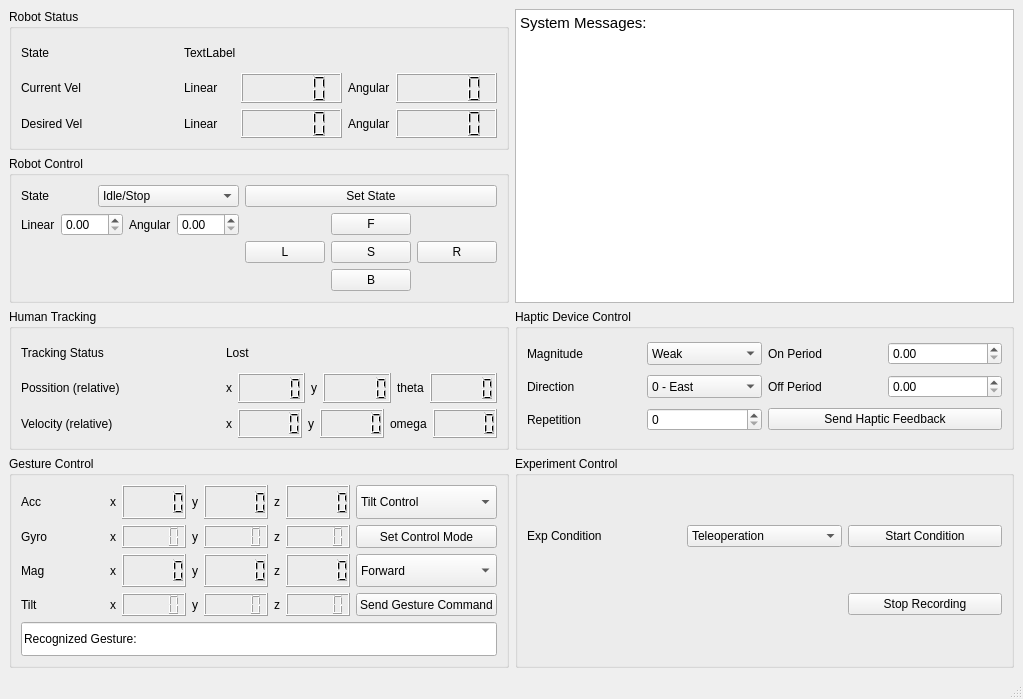
The window that ui/exp_main_window.ui (yuhangc/ford_project) describes before a commit, drawn with Qt 5.
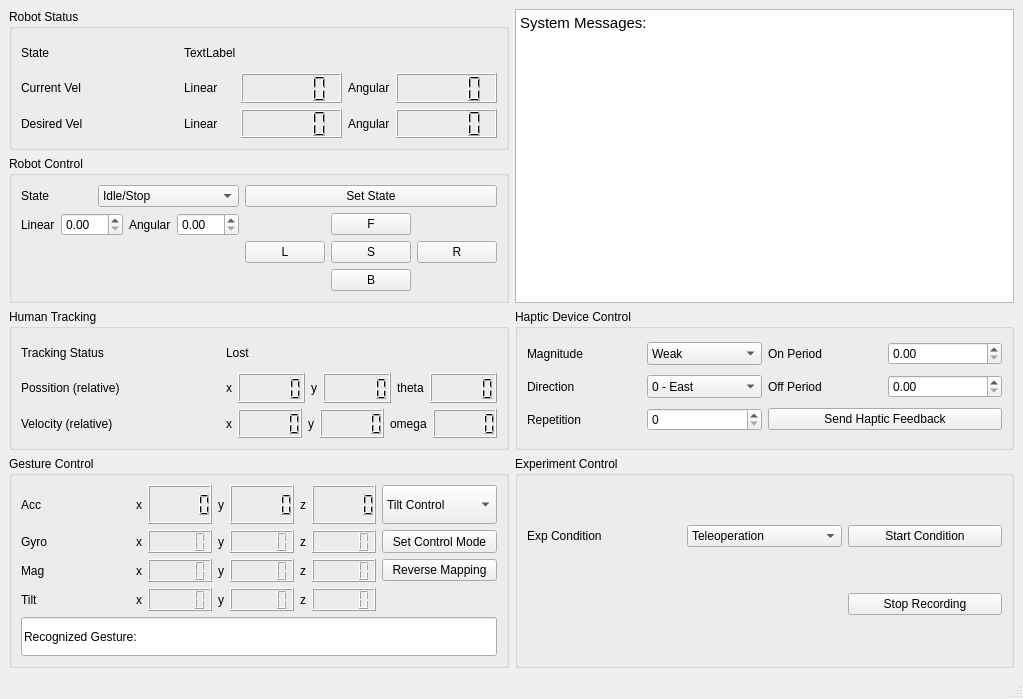
The same window after the commit.

Commit message: re-calibrated the gopro camera with 1440p view, added function to reverse the mapping for teleoperating turtlebot

```diff
--- a/ui/exp_main_window.ui
+++ b/ui/exp_main_window.ui
@@ -1033,59 +1033,6 @@
          </property>
         </widget>
        </item>
-       <item row="2" column="2">
-        <widget class="QComboBox" name="combo_gesture_cmd">
-         <property name="sizePolicy">
-          <sizepolicy hsizetype="Preferred" vsizetype="Preferred">
-           <horstretch>0</horstretch>
-           <verstretch>1</verstretch>
-          </sizepolicy>
-         </property>
-         <item>
-          <property name="text">
-           <string>Forward</string>
-          </property>
-         </item>
-         <item>
-          <property name="text">
-           <string>Backward</string>
-          </property>
-         </item>
-         <item>
-          <property name="text">
-           <string>Turn Left</string>
-          </property>
-         </item>
-         <item>
-          <property name="text">
-           <string>Turn Right</string>
-          </property>
-         </item>
-         <item>
-          <property name="text">
-           <string>Stop</string>
-          </property>
-         </item>
-         <item>
-          <property name="text">
-           <string>Start</string>
-          </property>
-         </item>
-        </widget>
-       </item>
-       <item row="3" column="2">
-        <widget class="QPushButton" name="button_send_gesture">
-         <property name="sizePolicy">
-          <sizepolicy hsizetype="Preferred" vsizetype="Preferred">
-           <horstretch>0</horstretch>
-           <verstretch>0</verstretch>
-          </sizepolicy>
-         </property>
-         <property name="text">
-          <string>Send Gesture Command</string>
-         </property>
-        </widget>
-       </item>
        <item row="5" column="0" colspan="3">
         <widget class="QLineEdit" name="lineEdit_gesture_rec">
          <property name="sizePolicy">
@@ -1102,6 +1049,13 @@
          </property>
         </widget>
        </item>
+       <item row="2" column="2">
+        <widget class="QPushButton" name="button_reverse_mapping">
+         <property name="text">
+          <string>Reverse Mapping</string>
+         </property>
+        </widget>
+       </item>
       </layout>
      </widget>
     </item>
```
The commit also changes 7 other files.
